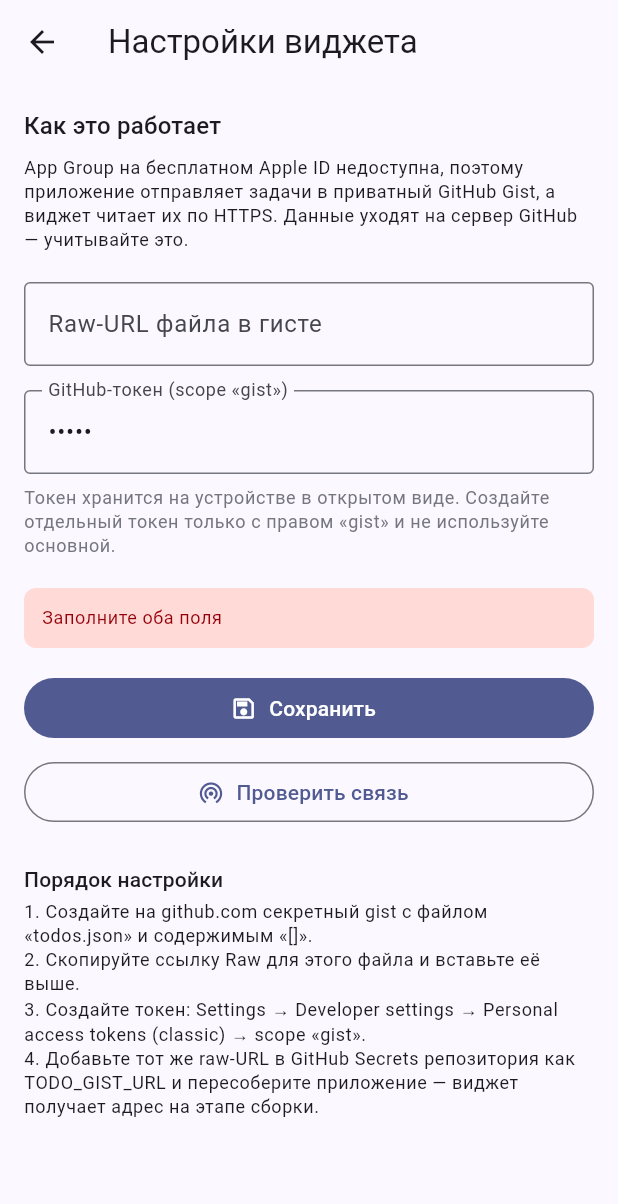
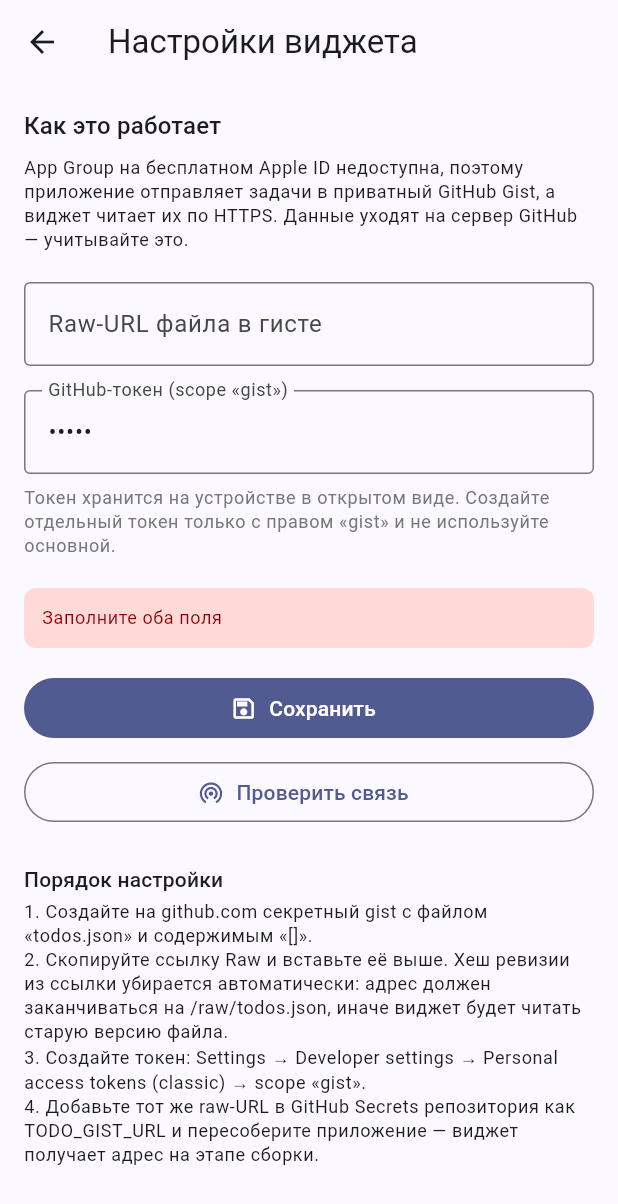
Before and after one commit to SilusXD/flutter_test_app, a Flutter app: the SettingsScreen screen opened directly, after a tap on "Сохранить", after a tap on "Проверить связь", on a phone screen of 412 x 824 dp. Shown: the top 1204 px of the screen. Run offline on Flutter 3.47's test engine with Material 3 defaults, Android fonts, the phone set to English and light mode, and no system bars; our stand-ins replace shared_preferences; missing offline and left inert: home_widget; accounts and stored records are empty.

Commit message:
fix: нормализация raw-URL гиста и запись в файл из URL

```diff
--- a/lib/screens/settings_screen.dart
+++ b/lib/screens/settings_screen.dart
@@ -80,7 +80,12 @@ class _SettingsScreenState extends State<SettingsScreen> {
     if (!mounted) {
       return;
     }
-    setState(() => _busy = false);
+    // Показываем нормализованный адрес: из ссылки «Raw» убирается хеш ревизии,
+    // иначе виджет читал бы ту версию файла, что была на момент копирования.
+    setState(() {
+      _busy = false;
+      _urlController.text = settings.normalizedGistUrl;
+    });
     Navigator.of(context).pop(true);
   }
 
@@ -94,15 +99,10 @@ class _SettingsScreenState extends State<SettingsScreen> {
     }
 
     setState(() => _busy = true);
+
+    String? body;
     try {
-      final String? body = await _gist.download(gistUrl: settings.gistUrl);
-      final String preview = (body ?? '').trim();
-      _showMessage(
-        preview.isEmpty
-            ? 'Файл прочитан, но он пуст — задачи ещё не отправлялись'
-            : 'Файл прочитан: ${preview.length} символов',
-        isError: false,
-      );
+      body = await _gist.download(gistUrl: settings.normalizedGistUrl);
     } on GistSyncException catch (error) {
       _showMessage('Чтение: ${error.message}', isError: true);
       if (mounted) {
@@ -111,13 +111,25 @@ class _SettingsScreenState extends State<SettingsScreen> {
       return;
     }
 
+    final String current = (body ?? '').trim();
+    final String preview = current.length > 120
+        ? '${current.substring(0, 120)}…'
+        : current;
+
     try {
+      // Пишем обратно то же самое содержимое: так проверяется запись, но уже
+      // отправленные задачи не затираются.
       await _gist.upload(
         gistId: gistId,
         token: settings.token,
-        content: '[]',
+        content: current.isEmpty ? '[]' : current,
+        fileName: settings.fileName,
       );
-      _showMessage('Проверка успешна: запись в гист работает', isError: false);
+      _showMessage(
+        'Связь есть. Файл «${settings.fileName}»: '
+        '${preview.isEmpty ? 'пусто' : preview}',
+        isError: false,
+      );
     } on GistSyncException catch (error) {
       _showMessage('Запись: ${error.message}', isError: true);
     }
@@ -218,8 +230,11 @@ class _SettingsScreenState extends State<SettingsScreen> {
           const SizedBox(height: 4),
           Text(
             '1. Создайте на github.com секретный gist с файлом '
-            '«${SyncSettings.gistFileName}» и содержимым «[]».\n'
-            '2. Скопируйте ссылку Raw для этого файла и вставьте её выше.\n'
+            '«${SyncSettings.defaultFileName}» и содержимым «[]».\n'
+            '2. Скопируйте ссылку Raw и вставьте её выше. Хеш ревизии из ссылки '
+            'убирается автоматически: адрес должен заканчиваться на /raw/'
+            '${SyncSettings.defaultFileName}, иначе виджет будет читать старую '
+            'версию файла.\n'
             '3. Создайте токен: Settings → Developer settings → '
             'Personal access tokens (classic) → scope «gist».\n'
             '4. Добавьте тот же raw-URL в GitHub Secrets репозитория как '
--- a/lib/services/gist_client.dart
+++ b/lib/services/gist_client.dart
@@ -12,7 +12,10 @@ class GistClient {
 
   final HttpClient _client;
 
-  /// Отправляет содержимое в файл [SyncSettings.gistFileName] гиста.
+  /// Отправляет содержимое в файл [fileName] гиста.
+  ///
+  /// Имя файла берётся из URL настроек, чтобы запись шла ровно в тот файл,
+  /// который читает виджет.
   ///
   /// Бросает [GistSyncException] при любой неудаче, чтобы вызывающий код мог
   /// показать пользователю внятную причину.
@@ -20,6 +23,7 @@ class GistClient {
     required String gistId,
     required String token,
     required String content,
+    String fileName = SyncSettings.defaultFileName,
   }) async {
     final Uri uri = Uri.https('api.github.com', '/gists/$gistId');
 
@@ -32,7 +36,7 @@ class GistClient {
       request.write(
         jsonEncode(<String, dynamic>{
           'files': <String, dynamic>{
-            SyncSettings.gistFileName: <String, String>{'content': content},
+            fileName: <String, String>{'content': content},
           },
         }),
       );
@@ -64,7 +68,10 @@ class GistClient {
       final HttpClientResponse response = await request.close();
       final String body = await response.transform(utf8.decoder).join();
       if (response.statusCode != HttpStatus.ok) {
-        throw GistSyncException('Чтение вернуло HTTP ${response.statusCode}');
+        throw GistSyncException(
+          'Чтение вернуло HTTP ${response.statusCode}. Проверьте, что URL указывает '
+          'на файл в гисте и что файл существует',
+        );
       }
       return body;
     } on GistSyncException {
--- a/lib/services/sync_settings.dart
+++ b/lib/services/sync_settings.dart
@@ -4,7 +4,7 @@ import 'package:shared_preferences/shared_preferences.dart';
 ///
 /// App Group на бесплатном Apple ID недоступна, поэтому единственный общий
 /// «канал» между приложением и расширением виджета — сеть: приложение пишет
-/// JSON в Gist по токену, виджет читает его по публичному raw-URL.
+/// JSON в Gist по токену, виджет читает его по raw-URL.
 ///
 /// Токен хранится локально в SharedPreferences в открытом виде — это осознанный
 /// компромисс бесплатного варианта. Используйте отдельный токен только со
@@ -12,8 +12,7 @@ import 'package:shared_preferences/shared_preferences.dart';
 class SyncSettings {
   const SyncSettings({this.gistUrl = '', this.token = ''});
 
-  /// Raw-URL файла в гисте:
-  /// `https://gist.githubusercontent.com/<user>/<gistId>/raw/todos.json`
+  /// Raw-URL файла в гисте. Хранится уже нормализованным: см. [normalizedGistUrl].
   final String gistUrl;
 
   /// GitHub-токен со scope `gist`.
@@ -22,17 +21,65 @@ class SyncSettings {
   static const String _urlKey = 'sync_gist_url';
   static const String _tokenKey = 'sync_gist_token';
 
+  /// Имя файла по умолчанию — должно совпадать с тем, что читает виджет.
+  static const String defaultFileName = 'todos.json';
+
+  /// Имя файла, в который пишет приложение и из которого читает виджет.
+  ///
+  /// Берётся из URL, чтобы данные попадали ровно в тот файл, на который смотрит
+  /// виджет: если в гисте файл назван иначе, жёсткое `todos.json` создало бы
+  /// второй файл, а виджет продолжал бы читать пустой первый.
+  String get fileName {
+    final Uri? uri = Uri.tryParse(normalizedGistUrl);
+    if (uri == null || uri.pathSegments.isEmpty) {
+      return defaultFileName;
+    }
+    final String last = uri.pathSegments.last.trim();
+    return last.isEmpty ? defaultFileName : last;
+  }
+
   bool get isConfigured => gistUrl.isNotEmpty && token.isNotEmpty;
+
+  /// URL без привязки к ревизии.
+  ///
+  /// Ссылка «Raw» на github.com содержит хеш коммита:
+  /// `.../raw/8f3c1a…/todos.json`. Такой адрес всегда отдаёт ту версию файла,
+  /// которая была на момент копирования, поэтому виджет показывал бы устаревшие
+  /// данные. Хеш из пути убираем, имя файла сохраняем.
+  String get normalizedGistUrl {
+    final String trimmed = gistUrl.trim();
+    final Uri? uri = Uri.tryParse(trimmed);
+    if (uri == null || uri.pathSegments.length < 3) {
+      return trimmed;
+    }
+
+    final List<String> segments = uri.pathSegments;
+    final int rawIndex = segments.indexOf('raw');
+    if (rawIndex == -1 || rawIndex + 1 >= segments.length) {
+      return trimmed;
+    }
+
+    final List<String> pathSegments = <String>[
+      ...segments.sublist(0, rawIndex + 1),
+      segments.last,
+    ];
+
+    return Uri(
+      scheme: uri.scheme,
+      host: uri.host,
+      pathSegments: pathSegments,
+    ).toString();
+  }
 
   /// Идентификатор гиста, извлечённый из raw-URL.
   ///
   /// Нужен для записи через API: `PATCH /gists/{id}`.
   String? get gistId {
-    final Uri? uri = Uri.tryParse(gistUrl.trim());
+    final Uri? uri = Uri.tryParse(normalizedGistUrl);
     if (uri == null || !uri.hasScheme) {
       return null;
     }
-    // Путь: /<user>/<gistId>/raw/... — идентификатор идёт вторым сегментом.
+    // Путь: /<user>/<gistId>/raw/<file> — идентификатор идёт вторым сегментом.
     final List<String> segments = uri.pathSegments;
     if (segments.length < 2) {
       return null;
@@ -40,10 +87,6 @@ class SyncSettings {
     final String candidate = segments[1].trim();
     return candidate.isEmpty ? null : candidate;
   }
-
-  /// Имя файла внутри гиста (используется при записи). Должно совпадать
-  /// с тем, что читает виджет.
-  static const String gistFileName = 'todos.json';
 
   SyncSettings copyWith({String? gistUrl, String? token}) {
     return SyncSettings(
@@ -64,9 +107,10 @@ class SyncSettings {
     }
   }
 
+  /// Сохраняет настройки, нормализуя URL (убирая хеш ревизии).
   Future<void> save() async {
     final SharedPreferences prefs = await SharedPreferences.getInstance();
-    await prefs.setString(_urlKey, gistUrl.trim());
+    await prefs.setString(_urlKey, normalizedGistUrl);
     await prefs.setString(_tokenKey, token.trim());
   }
 }
--- a/lib/services/todo_store.dart
+++ b/lib/services/todo_store.dart
@@ -109,6 +109,7 @@ class TodoStore {
         gistId: gistId,
         token: settings.token,
         content: raw,
+        fileName: settings.fileName,
       );
       // reloadTimelines не требует App Group — виджет сам сходит в сеть.
       await HomeWidget.updateWidget(iOSName: iOSWidgetName);
```
Also changed, not shown: 2 other files.
